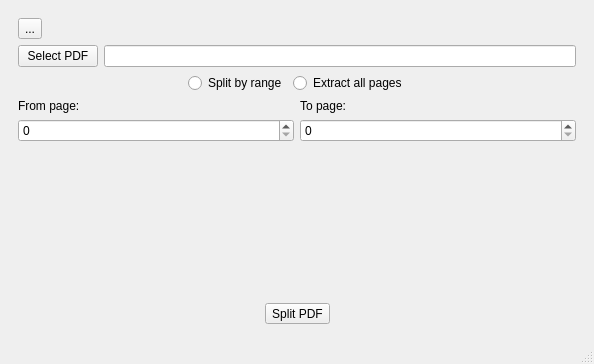
The window that src/interface/mainwindow.ui (silash35/qpdftools) describes before a commit, drawn with Qt 5.
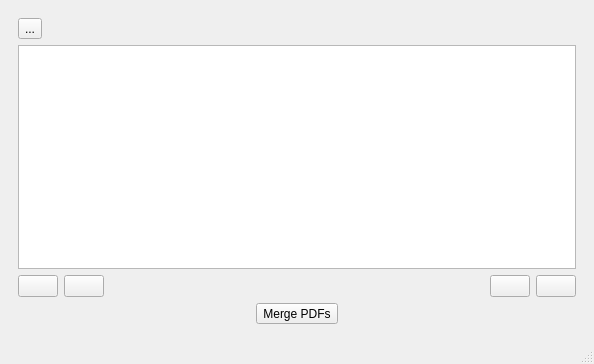
The same window after the commit.

Commit message: extract split.ui from mainwindow.ui

Diff of the .ui file:
```diff
--- a/src/interface/mainwindow.ui
+++ b/src/interface/mainwindow.ui
@@ -20,200 +20,6 @@
       <property name="currentIndex">
        <number>0</number>
       </property>
-      <widget class="QWidget" name="page_split">
-       <layout class="QVBoxLayout" name="verticalLayout_9">
-        <item>
-         <layout class="QHBoxLayout" name="horizontalLayout_6">
-          <item>
-           <widget class="QToolButton" name="tbtn_return2">
-            <property name="text">
-             <string>...</string>
-            </property>
-            <property name="shortcut">
-             <string>Esc</string>
-            </property>
-           </widget>
-          </item>
-          <item>
-           <spacer name="horizontalSpacer_4">
-            <property name="orientation">
-             <enum>Qt::Horizontal</enum>
-            </property>
-            <property name="sizeHint" stdset="0">
-             <size>
-              <width>40</width>
-              <height>20</height>
-             </size>
-            </property>
-           </spacer>
-          </item>
-         </layout>
-        </item>
-        <item>
-         <layout class="QHBoxLayout" name="horizontalLayout_5">
-          <item>
-           <widget class="QPushButton" name="btn_selectFile2">
-            <property name="text">
-             <string>Select PDF</string>
-            </property>
-           </widget>
-          </item>
-          <item>
-           <widget class="QLineEdit" name="ln_file2"/>
-          </item>
-         </layout>
-        </item>
-        <item>
-         <layout class="QHBoxLayout" name="horizontalLayout_2">
-          <item>
-           <spacer name="horizontalSpacer_7">
-            <property name="orientation">
-             <enum>Qt::Horizontal</enum>
-            </property>
-            <property name="sizeHint" stdset="0">
-             <size>
-              <width>40</width>
-              <height>20</height>
-             </size>
-            </property>
-           </spacer>
-          </item>
-          <item>
-           <widget class="QRadioButton" name="rbtn_splitRange">
-            <property name="layoutDirection">
-             <enum>Qt::LeftToRight</enum>
-            </property>
-            <property name="autoFillBackground">
-             <bool>false</bool>
-            </property>
-            <property name="text">
-             <string>Split by range</string>
-            </property>
-           </widget>
-          </item>
-          <item>
-           <widget class="QRadioButton" name="rbtn_extractAll">
-            <property name="layoutDirection">
-             <enum>Qt::LeftToRight</enum>
-            </property>
-            <property name="autoFillBackground">
-             <bool>false</bool>
-            </property>
-            <property name="text">
-             <string>Extract all pages</string>
-            </property>
-           </widget>
-          </item>
-          <item>
-           <spacer name="horizontalSpacer_8">
-            <property name="orientation">
-             <enum>Qt::Horizontal</enum>
-            </property>
-            <property name="sizeHint" stdset="0">
-             <size>
-              <width>40</width>
-              <height>20</height>
-             </size>
-            </property>
-           </spacer>
-          </item>
-         </layout>
-        </item>
-        <item>
-         <layout class="QHBoxLayout" name="horizontalLayout_8">
-          <item>
-           <layout class="QVBoxLayout" name="verticalLayout_7">
-            <item>
-             <widget class="QLabel" name="label">
-              <property name="text">
-               <string>From page:</string>
-              </property>
-             </widget>
-            </item>
-            <item>
-             <widget class="QSpinBox" name="spinBox_fistPage">
-              <property name="maximum">
-               <number>999999999</number>
-              </property>
-             </widget>
-            </item>
-           </layout>
-          </item>
-          <item>
-           <layout class="QVBoxLayout" name="verticalLayout_8">
-            <item>
-             <widget class="QLabel" name="label_2">
-              <property name="text">
-               <string>To page:</string>
-              </property>
-             </widget>
-            </item>
-            <item>
-             <widget class="QSpinBox" name="spinBox_lastPage">
-              <property name="maximum">
-               <number>999999999</number>
-              </property>
-             </widget>
-            </item>
-           </layout>
-          </item>
-         </layout>
-        </item>
-        <item>
-         <spacer name="verticalSpacer">
-          <property name="orientation">
-           <enum>Qt::Vertical</enum>
-          </property>
-          <property name="sizeType">
-           <enum>QSizePolicy::Expanding</enum>
-          </property>
-          <property name="sizeHint" stdset="0">
-           <size>
-            <width>1</width>
-            <height>1</height>
-           </size>
-          </property>
-         </spacer>
-        </item>
-        <item>
-         <layout class="QHBoxLayout" name="horizontalLayout_7">
-          <item>
-           <spacer name="horizontalSpacer_5">
-            <property name="orientation">
-             <enum>Qt::Horizontal</enum>
-            </property>
-            <property name="sizeHint" stdset="0">
-             <size>
-              <width>40</width>
-              <height>20</height>
-             </size>
-            </property>
-           </spacer>
-          </item>
-          <item>
-           <widget class="QToolButton" name="tbtn_pdfSplit">
-            <property name="text">
-             <string>Split PDF</string>
-            </property>
-           </widget>
-          </item>
-          <item>
-           <spacer name="horizontalSpacer_6">
-            <property name="orientation">
-             <enum>Qt::Horizontal</enum>
-            </property>
-            <property name="sizeHint" stdset="0">
-             <size>
-              <width>40</width>
-              <height>20</height>
-             </size>
-            </property>
-           </spacer>
-          </item>
-         </layout>
-        </item>
-       </layout>
-      </widget>
       <widget class="QWidget" name="page_merge">
        <layout class="QVBoxLayout" name="verticalLayout_10">
         <item>
```
The commit also changes 7 other files.
